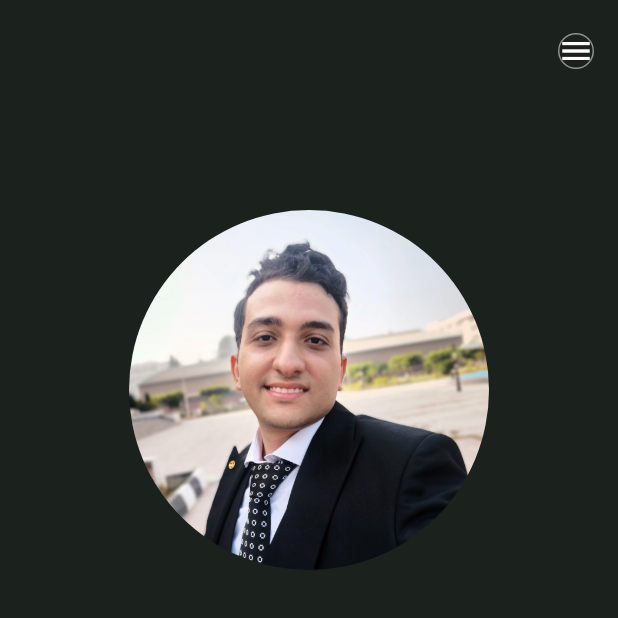
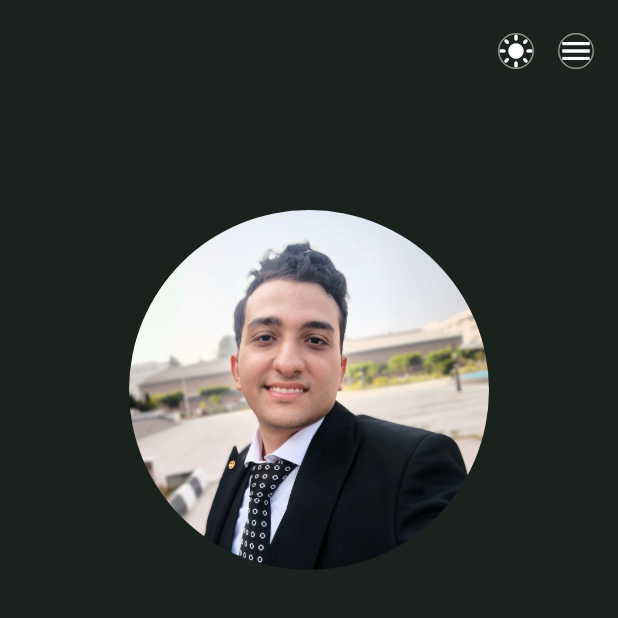
Before and after one commit to MoazSalem/portfolio, a Flutter app: the screen it shows after launch, on a phone screen of 412 x 824 dp, the top half of it. Run offline on Flutter 3.47's test engine with Material 3 defaults, Android fonts, the phone set to English and light mode, and no system bars; our stand-ins replace flutter_svg, vector_graphics, web; missing offline and left inert: motor, scroll_animator.

Commit message:
implement theme switcher

```diff
--- a/lib/app.dart
+++ b/lib/app.dart
@@ -1,6 +1,7 @@
 import 'package:flutter/material.dart';
 import 'package:portfolio/core/constants/user.dart';
 import 'package:portfolio/core/theme/theme.dart';
+import 'package:portfolio/core/theme/theme_controller.dart';
 import 'package:portfolio/core/utils/responsivity_handler.dart';
 import 'package:portfolio/presentation/main_body.dart';
 
@@ -9,11 +10,18 @@ class App extends StatelessWidget {
 
   @override
   Widget build(BuildContext context) {
-    return MaterialApp(
-      debugShowCheckedModeBanner: false,
-      title: user.introductionData.name,
-      theme: AppTheme.darkTheme,
-      home: const Scaffold(body: ResponsivityHandler(child: MainBody())),
+    return ValueListenableBuilder(
+      valueListenable: ThemeController.instance.themeMode,
+      builder: (context, themeMode, child) {
+        return MaterialApp(
+          debugShowCheckedModeBanner: false,
+          title: user.introductionData.name,
+          theme: AppTheme.lightTheme,
+          darkTheme: AppTheme.darkTheme,
+          themeMode: themeMode,
+          home: const Scaffold(body: ResponsivityHandler(child: MainBody())),
+        );
+      },
     );
   }
 }
--- a/lib/core/theme/theme.dart
+++ b/lib/core/theme/theme.dart
@@ -20,8 +20,8 @@ class AppTheme {
 
   static final ThemeData lightTheme = ThemeData(
     colorScheme: ColorScheme.fromSeed(
-      primary: const Color(0xFF448AFF),
-      seedColor: const Color(0xFF448AFF),
+      primary: const Color(0xFF16C47E),
+      seedColor: const Color(0xFF16C47E),
       brightness: Brightness.light,
     ),
     fontFamily: 'Barlow',
--- /dev/null
+++ b/lib/core/theme/theme_controller.dart
@@ -0,0 +1,29 @@
+import 'package:flutter/material.dart';
+
+class ThemeController {
+  // Singleton instance
+  static final ThemeController instance = ThemeController._();
+
+  // Private constructor
+  ThemeController._();
+
+  // ValueNotifier to hold the current theme mode
+  final ValueNotifier<ThemeMode> themeMode = ValueNotifier(ThemeMode.dark);
+
+  // Toggle between light and dark mode
+  void toggleTheme() {
+    if (themeMode.value == ThemeMode.dark) {
+      themeMode.value = ThemeMode.light;
+    } else {
+      themeMode.value = ThemeMode.dark;
+    }
+  }
+
+  // Get current theme mode
+  ThemeMode get currentThemeMode => themeMode.value;
+
+  // Dispose notifier (though rarely needed for a singleton)
+  void dispose() {
+    themeMode.dispose();
+  }
+}
--- a/lib/presentation/main_body.dart
+++ b/lib/presentation/main_body.dart
@@ -3,6 +3,7 @@ import 'package:flutter/material.dart';
 import 'package:portfolio/core/constants/user.dart';
 import 'package:portfolio/core/theme/durations.dart';
 import 'package:portfolio/core/theme/sizes.dart';
+import 'package:portfolio/core/theme/theme_controller.dart';
 import 'package:portfolio/presentation/feature/education_module/module/education_module.dart';
 import 'package:portfolio/presentation/feature/independent_animations/intro_animation.dart';
 import 'package:portfolio/presentation/feature/introduction_module/module/introduction_module.dart';
@@ -87,8 +88,8 @@ class _MainBodyState extends State<MainBody> {
   @override
   void didChangeDependencies() {
     super.didChangeDependencies();
-    _showNavbar = MediaQuery.sizeOf(context).width > 600;
-    _isSmallScreen = MediaQuery.sizeOf(context).width < 600;
+    _showNavbar = MediaQuery.sizeOf(context).width > 700;
+    _isSmallScreen = MediaQuery.sizeOf(context).width < 700;
   }
 
   @override
@@ -184,8 +185,7 @@ class _MainBodyState extends State<MainBody> {
                           switchOutCurve: Curves.easeOutCubic,
                           child: _showNavbar
                               ? Card(
-                                  color: theme.colorScheme.surfaceContainer
-                                      .withAlpha(160),
+                                  color: theme.colorScheme.surfaceContainer,
                                   shape: RoundedRectangleBorder(
                                     side: BorderSide(
                                       color: theme.colorScheme.outline,
@@ -269,15 +269,39 @@ class _MainBodyState extends State<MainBody> {
                         ),
                       ),
 
-                      // Hamburger menu button for the navbar
+                      // Hamburger menu button for the navbar and theme switcher
                       AnimatedPositioned(
                         duration: const Duration(milliseconds: 200),
                         top: AppSizes.p22,
                         right: AppSizes.p16,
-                        child: CircularBorderButton(
+                        child: Row(
+                          mainAxisSize: MainAxisSize.min,
+                          children: [
+                            ValueListenableBuilder(
+                              valueListenable:
+                                  ThemeController.instance.themeMode,
+                              builder: (context, value, child) {
+                                return CircularBorderButton(
                                   color: theme.colorScheme.outline,
-                          backgroundColor: theme.colorScheme.surfaceContainer
-                              .withAlpha(180),
+                                  backgroundColor:
+                                      theme.colorScheme.surfaceContainer,
+                                  paddingValue: AppSizes.p12,
+                                  onTap: () =>
+                                      ThemeController.instance.toggleTheme(),
+                                  child: Icon(
+                                    value == ThemeMode.light
+                                        ? Icons.dark_mode
+                                        : Icons.light_mode,
+                                    color: theme.colorScheme.onSurface,
+                                  ),
+                                );
+                              },
+                            ),
+                            const SizedBox(width: AppSizes.p16),
+                            CircularBorderButton(
+                              color: theme.colorScheme.outline,
+                              backgroundColor:
+                                  theme.colorScheme.surfaceContainer,
                               paddingValue: AppSizes.p12,
                               onTap: () => setState(() {
                                 _showNavbar = !_showNavbar;
@@ -286,6 +310,8 @@ class _MainBodyState extends State<MainBody> {
                                 Icons.menu,
                                 color: theme.colorScheme.onSurface,
                               ),
+                            ),
+                          ],
                         ),
                       ),
                     ],
```
Lines whose indentation alone changed are shown as unchanged.
